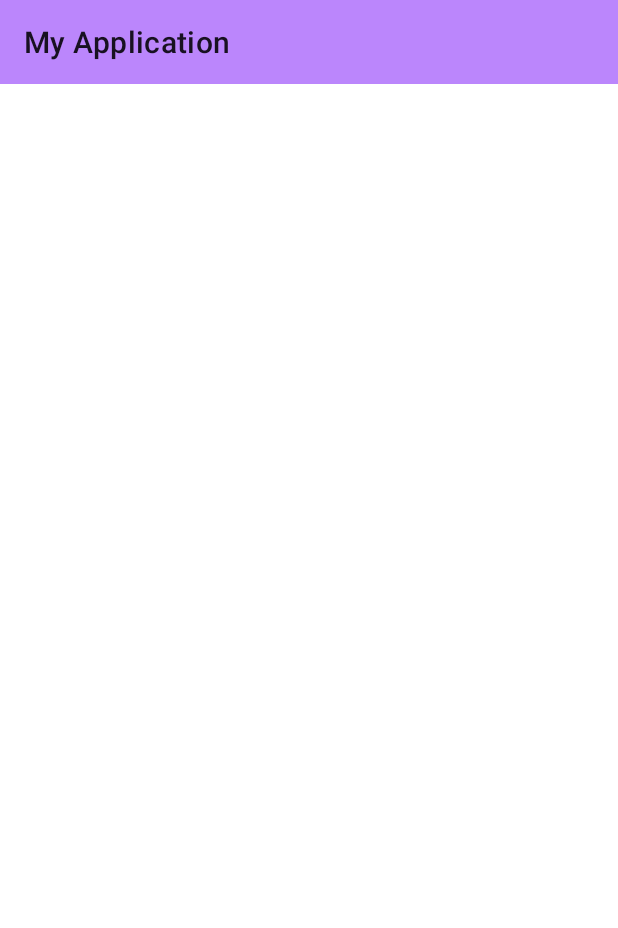
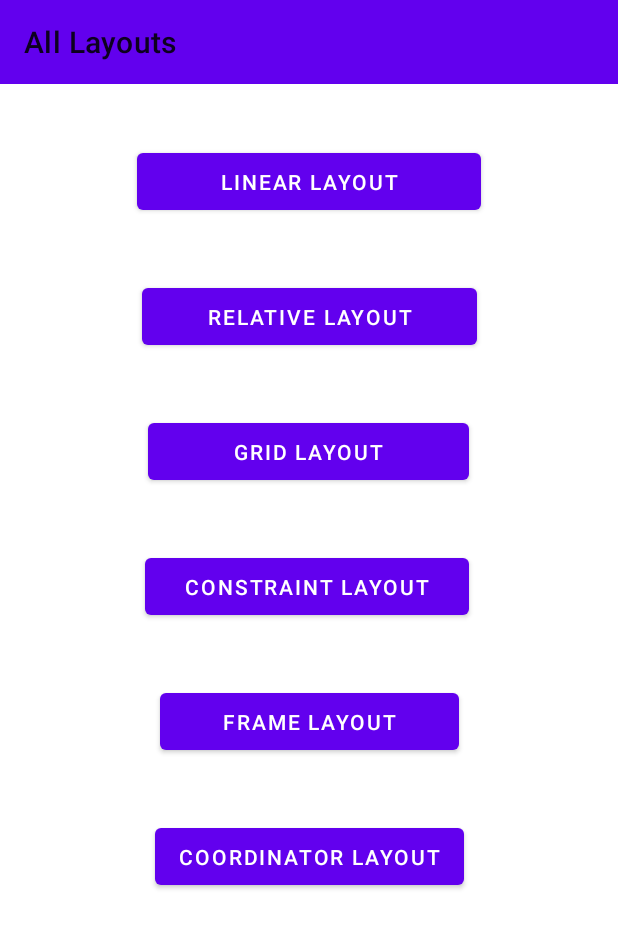
Before and after one commit to Tirth24052002/Android, an Android app: the screen it shows after launch (MainActivity), on a phone screen of 412 x 824 dp. Shown: the top 928 px of the screen. Run offline under Robolectric (Android 15) with nearby library versions, the phone set to English and light mode, and no system bars.

Commit message:
Linear and Relative Layout

```diff
--- a/app/build.gradle
+++ b/app/build.gradle
@@ -1,10 +1,11 @@
 plugins {
     id 'com.android.application'
+    id 'org.jetbrains.kotlin.android'
 }
 
 android {
     namespace 'com.example.myapplication'
-    compileSdk 33
+    compileSdk 34
 
     defaultConfig {
         applicationId "com.example.myapplication"
@@ -33,6 +34,9 @@ dependencies {
     implementation 'androidx.appcompat:appcompat:1.6.1'
     implementation 'com.google.android.material:material:1.8.0'
     implementation 'androidx.constraintlayout:constraintlayout:2.1.4'
+    implementation 'androidx.core:core-ktx:+'
+    implementation 'androidx.core:core-ktx:+'
+    implementation 'androidx.core:core-ktx:+'
     testImplementation 'junit:junit:4.13.2'
     androidTestImplementation 'androidx.test.ext:junit:1.1.5'
     androidTestImplementation 'androidx.test.espresso:espresso-core:3.5.1'
--- a/app/src/main/java/com/example/myapplication/MainActivity.java
+++ /dev/null
@@ -1,19 +0,0 @@
-package com.example.myapplication;
-
-import androidx.appcompat.app.AppCompatActivity;
-import androidx.appcompat.widget.Toolbar;
-
-import android.os.Bundle;
-
-
-public class MainActivity extends AppCompatActivity {
-
-    private Toolbar toolbar;
-    @Override
-    protected void onCreate(Bundle savedInstanceState) {
-        super.onCreate(savedInstanceState);
-        setContentView(R.layout.activity_main);
-        toolbar=findViewById(R.id.myTollBar);
-        setSupportActionBar(toolbar);
-    }
-}
--- /dev/null
+++ b/app/src/main/java/com/example/myapplication/MainActivity.kt
@@ -0,0 +1,34 @@
+package com.example.myapplication
+
+import android.content.Intent
+import android.os.Bundle
+import android.widget.Button
+import androidx.appcompat.app.AppCompatActivity
+import androidx.appcompat.widget.Toolbar
+import com.example.myapplication.layouts.LinearLayoutActivity
+import com.example.myapplication.layouts.RelativeLayoutActivity
+
+class MainActivity : AppCompatActivity() {
+    private var toolbar: Toolbar? = null
+    override fun onCreate(savedInstanceState: Bundle?) {
+        super.onCreate(savedInstanceState)
+        setContentView(R.layout.activity_main)
+        toolbar = findViewById(R.id.myTollBar)
+        setSupportActionBar(toolbar)
+        LayoutSetup()
+    }
+
+    private fun  LayoutSetup() {
+        val relativeLayout = findViewById<Button>(R.id.buttonRealtiveLayout)
+        relativeLayout.setOnClickListener {
+            val intent = Intent(this, RelativeLayoutActivity::class.java)
+            startActivity(intent)
+        }
+
+        val linearLayout = findViewById<Button>(R.id.buttonLinearLayout)
+        linearLayout.setOnClickListener {
+            val intent = Intent(this, LinearLayoutActivity::class.java)
+            startActivity(intent)
+        }
+    }
+}
--- /dev/null
+++ b/app/src/main/res/drawable/ic_eye.xml
@@ -0,0 +1,5 @@
+<vector android:height="24dp" android:tint="#282205"
+    android:viewportHeight="24" android:viewportWidth="24"
+    android:width="24dp" xmlns:android="http://schemas.android.com/apk/res/android">
+    <path android:fillColor="@android:color/white" android:pathData="M12,4.5C7,4.5 2.73,7.61 1,12c1.73,4.39 6,7.5 11,7.5s9.27,-3.11 11,-7.5c-1.73,-4.39 -6,-7.5 -11,-7.5zM12,17c-2.76,0 -5,-2.24 -5,-5s2.24,-5 5,-5 5,2.24 5,5 -2.24,5 -5,5zM12,9c-1.66,0 -3,1.34 -3,3s1.34,3 3,3 3,-1.34 3,-3 -1.34,-3 -3,-3z"/>
+</vector>
--- a/app/src/main/res/layout/activity_main.xml
+++ b/app/src/main/res/layout/activity_main.xml
@@ -6,8 +6,72 @@
     android:layout_height="match_parent"
     tools:context=".MainActivity"
     >
+
     <include
-        layout="@layout/appbar"
-        />
+        android:id="@+id/include"
+        layout="@layout/appbar" />
 
+    <Button
+        android:id="@+id/buttonLinearLayout"
+        android:layout_width="229dp"
+        android:layout_height="50dp"
+        android:layout_marginTop="40dp"
+        android:text="Linear Layout"
+        app:layout_constraintEnd_toEndOf="parent"
+        app:layout_constraintStart_toStartOf="parent"
+        app:layout_constraintTop_toBottomOf="@+id/include" />
+
+    <Button
+        android:id="@+id/buttonRealtiveLayout"
+        android:layout_width="223dp"
+        android:layout_height="50dp"
+        android:layout_marginTop="40dp"
+        android:text="Relative Layout"
+        app:layout_constraintEnd_toEndOf="@+id/buttonLinearLayout"
+        app:layout_constraintStart_toStartOf="@+id/buttonLinearLayout"
+        app:layout_constraintTop_toBottomOf="@+id/buttonLinearLayout" />
+
+    <Button
+        android:id="@+id/buttonGridLayout"
+        android:layout_width="214dp"
+        android:layout_height="50dp"
+        android:layout_marginTop="40dp"
+        android:text="Grid Layout"
+        app:layout_constraintEnd_toEndOf="@+id/buttonRealtiveLayout"
+        app:layout_constraintHorizontal_bias="0.444"
+        app:layout_constraintStart_toStartOf="@+id/buttonRealtiveLayout"
+        app:layout_constraintTop_toBottomOf="@+id/buttonRealtiveLayout" />
+
+    <Button
+        android:id="@+id/buttonConstraintLayout"
+        android:layout_width="216dp"
+        android:layout_height="50dp"
+        android:layout_marginTop="40dp"
+        android:text="Constraint Layout"
+        app:layout_constraintEnd_toEndOf="@+id/buttonGridLayout"
+        app:layout_constraintHorizontal_bias="1.0"
+        app:layout_constraintStart_toStartOf="@+id/buttonGridLayout"
+        app:layout_constraintTop_toBottomOf="@+id/buttonGridLayout" />
+
+    <Button
+        android:id="@+id/buttonFrameLayout"
+        android:layout_width="199dp"
+        android:layout_height="50dp"
+        android:layout_marginTop="40dp"
+        android:text="Frame Layout"
+        app:layout_constraintEnd_toEndOf="@+id/buttonConstraintLayout"
+        app:layout_constraintHorizontal_bias="0.588"
+        app:layout_constraintStart_toStartOf="@+id/buttonConstraintLayout"
+        app:layout_constraintTop_toBottomOf="@+id/buttonConstraintLayout" />
+
+    <Button
+        android:id="@+id/button6"
+        android:layout_width="wrap_content"
+        android:layout_height="50dp"
+        android:layout_marginTop="40dp"
+        android:text="Coordinator Layout"
+        app:layout_constraintEnd_toEndOf="@+id/buttonFrameLayout"
+        app:layout_constraintHorizontal_bias="0.571"
+        app:layout_constraintStart_toStartOf="@+id/buttonFrameLayout"
+        app:layout_constraintTop_toBottomOf="@+id/buttonFrameLayout" />
 </androidx.constraintlayout.widget.ConstraintLayout>
--- a/app/src/main/res/layout/appbar.xml
+++ b/app/src/main/res/layout/appbar.xml
@@ -1,9 +1,10 @@
 <?xml version="1.0" encoding="utf-8"?>
-    <androidx.appcompat.widget.Toolbar xmlns:android="http://schemas.android.com/apk/res/android"
-        android:layout_width="match_parent"
-        android:layout_height="?attr/actionBarSize"
-        android:id="@+id/myTollBar"
-        android:background="@color/purple_200"
-        android:theme="@style/ThemeOverlay.AppCompat.Light"
-        >
+<androidx.appcompat.widget.Toolbar xmlns:android="http://schemas.android.com/apk/res/android"
+    android:layout_width="match_parent"
+    android:layout_height="?attr/actionBarSize"
+    xmlns:app="http://schemas.android.com/apk/res-auto"
+    android:id="@+id/myTollBar"
+    android:background="@color/purple_500"
+    app:title="All Layouts"
+    android:theme="@style/ThemeOverlay.AppCompat.Light">
 </androidx.appcompat.widget.Toolbar>
--- a/build.gradle
+++ b/build.gradle
@@ -2,4 +2,5 @@
 plugins {
     id 'com.android.application' version '7.4.1' apply false
     id 'com.android.library' version '7.4.1' apply false
+    id 'org.jetbrains.kotlin.android' version '1.9.0-RC' apply false
 }
```
Also changed, not shown: app/src/main/AndroidManifest.xml (+9 -0 lines), app/src/main/java/com/example/myapplication/layouts/GridLayoutActivity.kt (added, +12 -0 lines), app/src/main/java/com/example/myapplication/layouts/LinearLayoutActivity.kt (added, +25 -0 lines), app/src/main/java/com/example/myapplication/layouts/RelativeLayoutActivity.kt (added, +12 -0 lines), app/src/main/res/drawable/custom_shape.xml (added, +12 -0 lines), app/src/main/res/drawable/icon_facebook.xml (added, +12 -0 lines), app/src/main/res/drawable/icon_google.xml (added, +18 -0 lines), app/src/main/res/drawable/icon_instagram.xml (added, +47 -0 lines), app/src/main/res/drawable/icon_spotify.xml (added, +12 -0 lines), app/src/main/res/layout/activity_grid_layout.xml (added, +50 -0 lines), app/src/main/res/layout/activity_linear_layout.xml (added, +121 -0 lines), app/src/main/res/layout/activity_relative_layout.xml (added, +91 -0 lines), app/src/main/res/values/strings.xml (+10 -0 lines).
